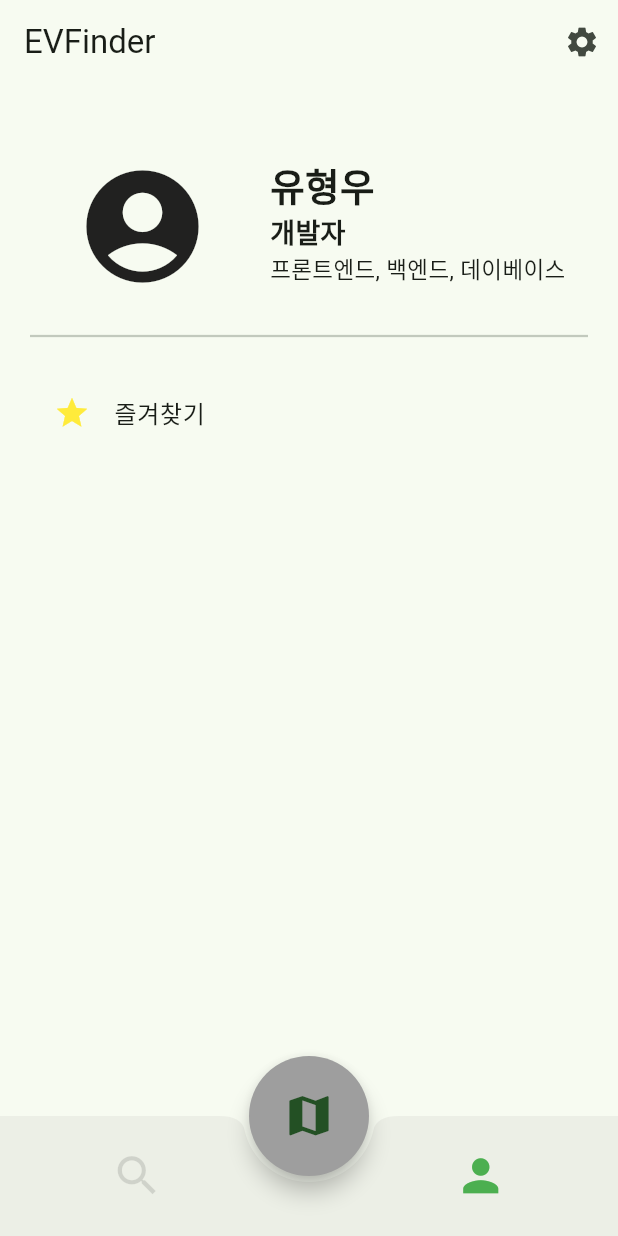
After one commit to LeeHuSeong/EVFinder, a Flutter app: the MainView screen opened directly, after a tap on the "search" icon, after a tap on the "person" icon, on a phone screen of 412 x 824 dp. The commit adds this screen. Run offline on Flutter 3.47's test engine with Material 3 defaults, Android fonts, the phone set to English and light mode, and no system bars; our stand-ins replace firebase_auth, firebase_core, google_sign_in; accounts and stored records are empty.

Commit message:
검색, 지도, 마이페이지 화면 구성

```diff
--- a/evfinder/lib/Controller/login_controller.dart
+++ b/evfinder/lib/Controller/login_controller.dart
@@ -1,3 +1,4 @@
+import 'package:evfinder/View/main_view.dart';
 import 'package:flutter/material.dart';
 import '../Model/user_model.dart';
 import 'package:firebase_auth/firebase_auth.dart';
@@ -22,23 +23,19 @@ class LoginController {
     final password = passwordController.text;
 
     if (!_isValidInput(email, password)) {
-      ScaffoldMessenger.of(context).showSnackBar(
-        const SnackBar(content: Text("이메일 또는 비밀번호를 확인하세요.")),
-      );
+      ScaffoldMessenger.of(context).showSnackBar(const SnackBar(content: Text("이메일 또는 비밀번호를 확인하세요.")));
       return;
     }
 
     try {
       final user = await _model.signIn(email, password);
       if (user != null) {
-        ScaffoldMessenger.of(context).showSnackBar(
-          SnackBar(content: Text("로그인 성공: ${user.email}")),
+        ScaffoldMessenger.of(context).showSnackBar(SnackBar(content: Text("로그인 성공: ${user.email}")));
+        //로그인 성공 후 화면 이동
+        Navigator.pushReplacement(
+          context,
+          MaterialPageRoute(builder: (context) => const MainView()), // HomeView는 실제 구현한 화면으로 바꾸세요
         );
-        //로그인 성공 후 화면 이동
-        // Navigator.pushReplacement(
-        //   context,
-        //   MaterialPageRoute(builder: (context) => const HomeView()), // HomeView는 실제 구현한 화면으로 바꾸세요
-        // );
       }
     } on FirebaseAuthException catch (e) {
       String message;
@@ -61,16 +58,11 @@ class LoginController {
         default:
           message = '오류가 발생했습니다: ${e.message}';
       }
-        ScaffoldMessenger.of(context).showSnackBar(
-          SnackBar(content: Text(message)),
-        );
+      ScaffoldMessenger.of(context).showSnackBar(SnackBar(content: Text(message)));
     } catch (e) {
-        ScaffoldMessenger.of(context).showSnackBar(
-          SnackBar(content: Text('알 수 없는 오류가 발생했습니다.')),
-        );
+      ScaffoldMessenger.of(context).showSnackBar(SnackBar(content: Text('알 수 없는 오류가 발생했습니다.')));
     }
   }
-
 
   Future<void> signInWithGoogle(BuildContext context) async {
     try {
@@ -82,26 +74,18 @@ class LoginController {
 
       final GoogleSignInAuthentication googleAuth = await googleUser.authentication;
 
-      final OAuthCredential credential = GoogleAuthProvider.credential(
-        accessToken: googleAuth.accessToken,
-        idToken: googleAuth.idToken,
-      );
+      final OAuthCredential credential = GoogleAuthProvider.credential(accessToken: googleAuth.accessToken, idToken: googleAuth.idToken);
 
-      final UserCredential userCredential =
-          await FirebaseAuth.instance.signInWithCredential(credential);
+      final UserCredential userCredential = await FirebaseAuth.instance.signInWithCredential(credential);
 
       final user = userCredential.user;
       if (user != null) {
-        ScaffoldMessenger.of(context).showSnackBar(
-          SnackBar(content: Text('Google 로그인 성공: ${user.email}')),
-        );
+        ScaffoldMessenger.of(context).showSnackBar(SnackBar(content: Text('Google 로그인 성공: ${user.email}')));
         // 로그인 성공 후 화면 이동 가능
         // Navigator.pushReplacement(...);
       }
     } catch (e) {
-      ScaffoldMessenger.of(context).showSnackBar(
-        SnackBar(content: Text('Google 로그인 실패: ${e.toString()}')),
-      );
+      ScaffoldMessenger.of(context).showSnackBar(SnackBar(content: Text('Google 로그인 실패: ${e.toString()}')));
     }
   }
 }
--- /dev/null
+++ b/evfinder/lib/View/home_view.dart
@@ -0,0 +1,15 @@
+import 'package:flutter/material.dart';
+
+class HomeView extends StatefulWidget {
+  const HomeView({super.key});
+
+  @override
+  State<HomeView> createState() => _HomeViewState();
+}
+
+class _HomeViewState extends State<HomeView> {
+  @override
+  Widget build(BuildContext context) {
+    return SafeArea(child: Center(child: Text("Home View")));
+  }
+}
--- /dev/null
+++ b/evfinder/lib/View/main_view.dart
@@ -0,0 +1,79 @@
+import 'package:evfinder/View/profile_view.dart';
+import 'package:evfinder/View/search_charger_view.dart';
+import 'package:flutter/material.dart';
+
+import 'home_view.dart';
+
+class MainView extends StatefulWidget {
+  const MainView({super.key});
+
+  @override
+  State<MainView> createState() => _MainViewState();
+}
+
+class _MainViewState extends State<MainView> {
+  int selectedIndex = 1;
+
+  @override
+  Widget build(BuildContext context) {
+    List<Widget> pages = <Widget>[SearchChargerView(), HomeView(), ProfileView()];
+    return Scaffold(
+      appBar: AppBar(
+        title: Text("EVFinder"),
+        actions: selectedIndex == 2 ? [IconButton(onPressed: () {}, icon: Icon(Icons.settings))] : null,
+      ),
+      //Navigation Bar
+      bottomNavigationBar: BottomAppBar(
+        shape: CircularNotchedRectangle(),
+        child: Container(
+          height: 10,
+          child: Padding(
+            padding: const EdgeInsets.only(right: 50, left: 50),
+            child: Row(
+              mainAxisAlignment: MainAxisAlignment.spaceBetween,
+              children: <Widget>[
+                IconButton(
+                  onPressed: () {
+                    setState(() {
+                      selectedIndex = 0;
+                    });
+                  },
+                  icon: Icon(Icons.search, size: 35),
+                  color: selectedIndex == 0 ? Colors.green : Colors.black12,
+                ),
+                IconButton(
+                  onPressed: () {
+                    setState(() {
+                      selectedIndex = 2;
+                    });
+                  },
+                  icon: Icon(Icons.person, size: 35),
+                  color: selectedIndex == 2 ? Colors.green : Colors.black12,
+                ),
+              ],
+            ),
+          ),
+        ),
+      ),
+
+      // 가운데 동그란 버튼
+      floatingActionButton: SizedBox(
+        height: 80,
+        width: 80,
+        child: FloatingActionButton(
+          clipBehavior: Clip.none,
+          shape: RoundedRectangleBorder(borderRadius: BorderRadius.circular(40)),
+          onPressed: () {
+            setState(() {
+              selectedIndex = 1;
+            });
+          },
+          backgroundColor: selectedIndex == 1 ? Colors.green : Colors.grey,
+          child: Icon(Icons.map, size: 35),
+        ),
+      ),
+      floatingActionButtonLocation: FloatingActionButtonLocation.centerDocked,
+      body: pages[selectedIndex],
+    );
+  }
+}
--- /dev/null
+++ b/evfinder/lib/View/profile_view.dart
@@ -0,0 +1,49 @@
+import 'package:flutter/material.dart';
+
+class ProfileView extends StatelessWidget {
+  const ProfileView({super.key});
+
+  @override
+  Widget build(BuildContext context) {
+    return SafeArea(
+      child: Column(
+        children: [
+          Padding(
+            padding: const EdgeInsets.only(left: 50.0, top: 50),
+            child: Row(
+              mainAxisAlignment: MainAxisAlignment.start,
+              crossAxisAlignment: CrossAxisAlignment.start,
+              children: [
+                Icon(Icons.account_circle, size: 90),
+                SizedBox(width: 40),
+                Padding(
+                  padding: const EdgeInsets.only(right: 15.0),
+                  child: Column(
+                    crossAxisAlignment: CrossAxisAlignment.start,
+                    children: [
+                      Text("유형우", style: TextStyle(fontSize: 25, fontWeight: FontWeight.bold)),
+                      Text("개발자", style: TextStyle(fontSize: 18, fontWeight: FontWeight.w600)),
+                      SizedBox(
+                        width: 200,
+                        child: Text("프론트엔드, 백엔드, 데이베이스", style: TextStyle(fontSize: 15, fontWeight: FontWeight.w400), softWrap: true),
+                      ),
+                    ],
+                  ),
+                ),
+              ],
+            ),
+          ),
+          SizedBox(height: 20),
+          Divider(thickness: 1.5, endIndent: 20, indent: 20),
+          Padding(
+            padding: const EdgeInsets.only(left: 20.0, top: 15),
+            child: ListTile(
+              leading: Icon(Icons.star, color: Colors.yellow),
+              title: Text("즐겨찾기"),
+            ),
+          ),
+        ],
+      ),
+    );
+  }
+}
--- /dev/null
+++ b/evfinder/lib/View/search_charger_view.dart
@@ -0,0 +1,17 @@
+import 'package:flutter/material.dart';
+
+class SearchChargerView extends StatefulWidget {
+  const SearchChargerView({super.key});
+
+  @override
+  State<SearchChargerView> createState() => _SearchChargerViewState();
+}
+
+class _SearchChargerViewState extends State<SearchChargerView> {
+  @override
+  Widget build(BuildContext context) {
+    return SafeArea(
+      child: Row(mainAxisAlignment: MainAxisAlignment.start, children: []),
+    );
+  }
+}
```
Also changed, not shown: evfinder/lib/main.dart (+3 -6 lines), evfinder/lib/Controller/home_view_controller.dart (added). Lines whose indentation alone changed are shown as unchanged.
